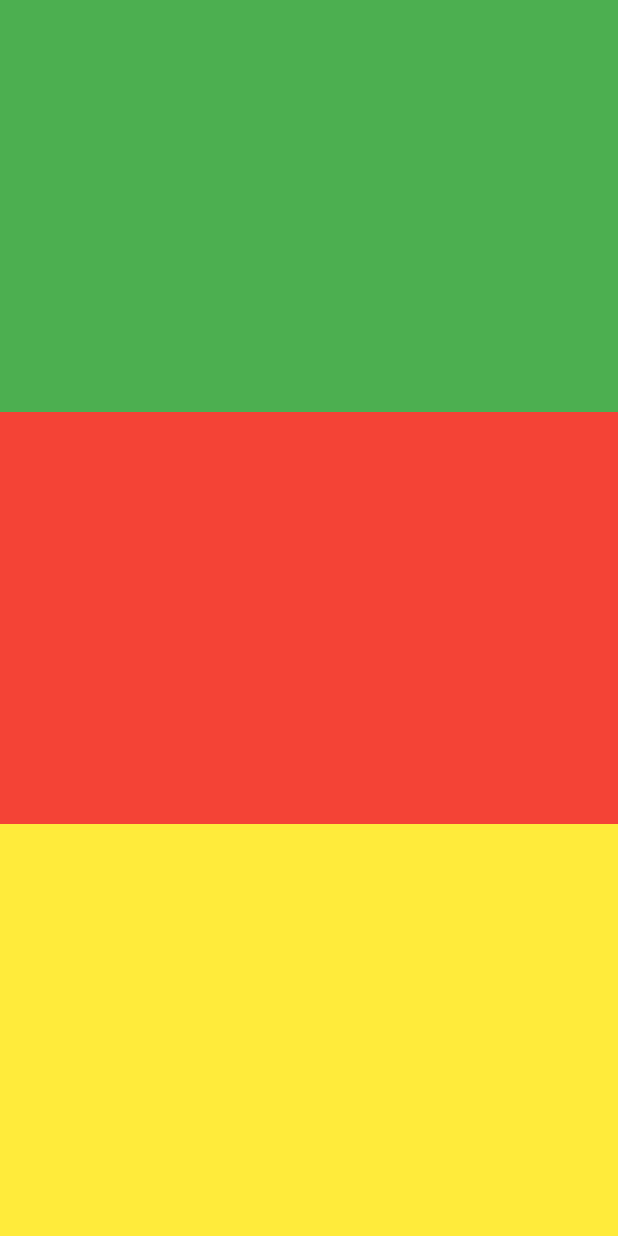
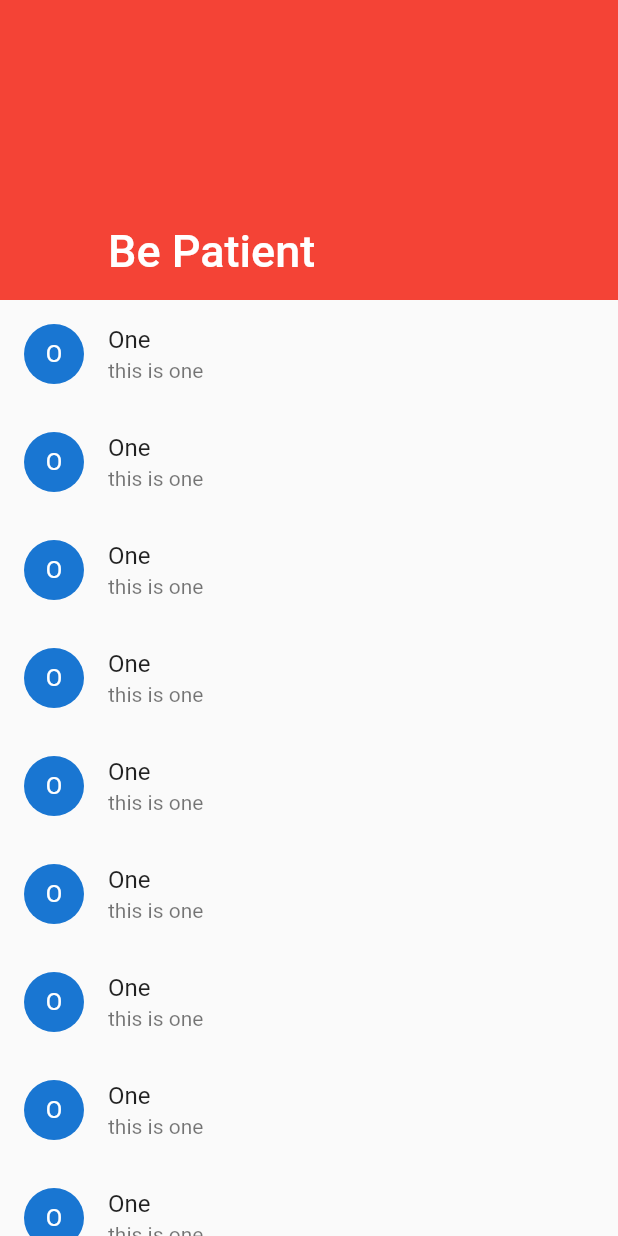
Before and after one commit to Haider3966/ConfusedFlutter, a Flutter app: the screen it shows after launch, on a phone screen of 412 x 824 dp. Run offline on Flutter 3.47's test engine with Material 2 defaults, Android fonts, the phone set to English and light mode, and no system bars.

Commit message:
Sliverappbar

```diff
--- a/lib/main.dart
+++ b/lib/main.dart
@@ -1,35 +1,59 @@
 import 'package:flutter/material.dart';
-import 'package:liquid_swipe/liquid_swipe.dart';
 
 void main() {
-  runApp(const MyApp());
+  runApp(MyApp());
 }
 
-class MyApp extends StatelessWidget {
-  const MyApp({super.key});
+class MyApp extends StatefulWidget {
+  @override
+  _MyAppState createState() => _MyAppState();
+}
 
-  // This widget is the root of your application.
+class _MyAppState extends State<MyApp> {
   @override
   Widget build(BuildContext context) {
+    return  MaterialApp(
+      home: Scaffold(
+         body: CustomScrollView(
+           slivers: <Widget>[
+             SliverAppBar(
+               pinned: true,
+               expandedHeight: 200,
+               backgroundColor: Colors.red,
+               flexibleSpace: FlexibleSpaceBar(
+                 title: Text("Be Patient"),
 
-
-    return MaterialApp(
-      debugShowCheckedModeBanner: false,
-      home: Scaffold(
-         body: Column(
-           children: <Widget>[
-             Expanded(
-               flex: 1,
-                 child: Container(color: Colors.green,)),
-             Expanded(
-               flex: 1,
-                 child: Container(color: Colors.red,)),
-             Expanded(
-               flex: 1,
-                 child: Container(color: Colors.yellow,)),
+               ),
+             ),
+             SliverList(delegate:SliverChildListDelegate(<Widget>[
+               addDetails("One", "this is one"),
+               addDetails("One", "this is one"),
+               addDetails("One", "this is one"),
+               addDetails("One", "this is one"),
+               addDetails("One", "this is one"),
+               addDetails("One", "this is one"),
+               addDetails("One", "this is one"),
+               addDetails("One", "this is one"),
+               addDetails("One", "this is one"),
+               addDetails("One", "this is one"),
+               addDetails("One", "this is one"),
+             ]) )
            ],
-         ) ,
+         ),
       ),
     );
   }
 }
+
+Widget addDetails(
+ String name,
+ String description,
+) {
+  return ListTile(
+    title: Text(name),
+    subtitle: Text(description),
+    leading: CircleAvatar(
+      child: Text(name[0]),
+    ),
+  );
+}
```
